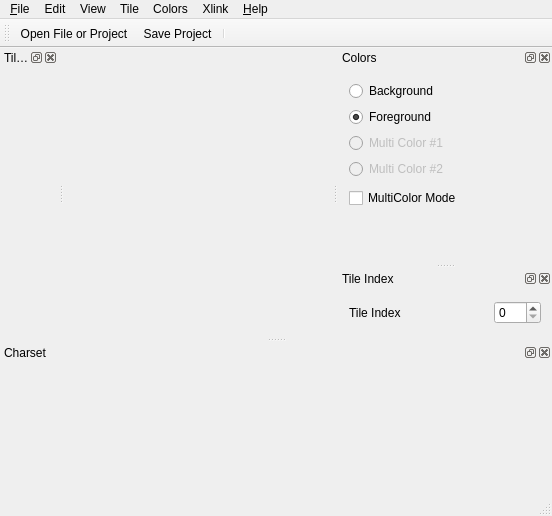
ricardoquesada/vchar64, file src/mainwindow.ui: the form before one commit.
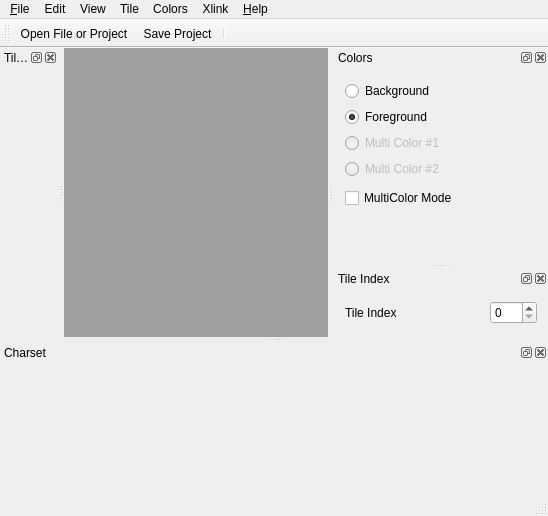
The form after the commit. Icons and pictures are not drawn. Custom widgets are drawn as their Qt base class.

The edit to the form file:
```diff
--- a/src/mainwindow.ui
+++ b/src/mainwindow.ui
@@ -16,33 +16,30 @@
   <widget class="QWidget" name="centralWidget">
    <layout class="QVBoxLayout" name="verticalLayout">
     <property name="leftMargin">
-     <number>6</number>
+     <number>0</number>
     </property>
     <property name="topMargin">
-     <number>6</number>
+     <number>0</number>
     </property>
     <property name="rightMargin">
-     <number>6</number>
+     <number>0</number>
     </property>
     <property name="bottomMargin">
-     <number>6</number>
+     <number>0</number>
     </property>
     <item>
-     <widget class="BigCharWidget" name="bigcharWidget" native="true">
-      <property name="minimumSize">
-       <size>
-        <width>256</width>
-        <height>256</height>
-       </size>
+     <widget class="QMdiArea" name="mdiArea">
+      <property name="viewMode">
+       <enum>QMdiArea::TabbedView</enum>
       </property>
-      <property name="sizeIncrement">
-       <size>
-        <width>0</width>
-        <height>0</height>
-       </size>
+      <property name="documentMode">
+       <bool>true</bool>
       </property>
-      <property name="focusPolicy">
-       <enum>Qt::StrongFocus</enum>
+      <property name="tabsClosable">
+       <bool>true</bool>
+      </property>
+      <property name="tabsMovable">
+       <bool>true</bool>
       </property>
      </widget>
     </item>
@@ -848,12 +845,6 @@
  </widget>
  <layoutdefault spacing="6" margin="11"/>
  <customwidgets>
-  <customwidget>
-   <class>BigCharWidget</class>
-   <extends>QWidget</extends>
-   <header>bigcharwidget.h</header>
-   <container>1</container>
-  </customwidget>
   <customwidget>
    <class>ColorRectWidget</class>
    <extends>QWidget</extends>
```
Left out of the diff: 121 changed lines with no effect on the pictures.
